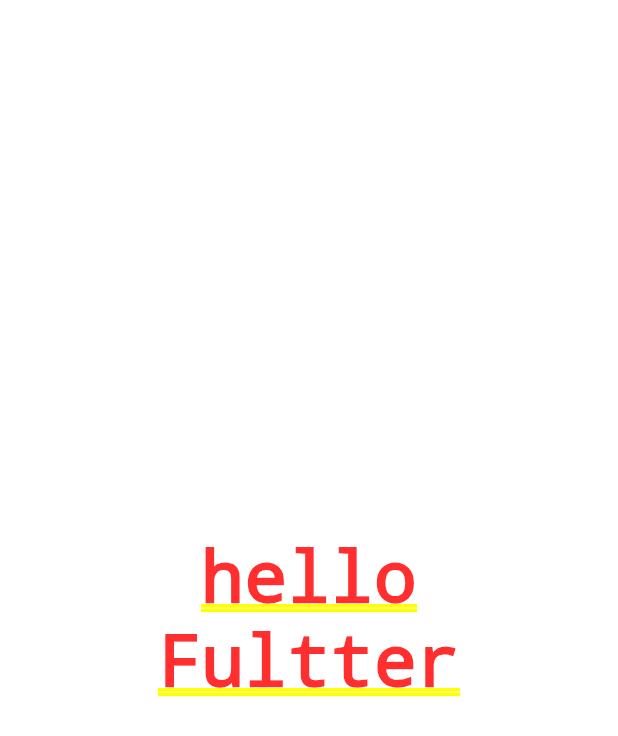
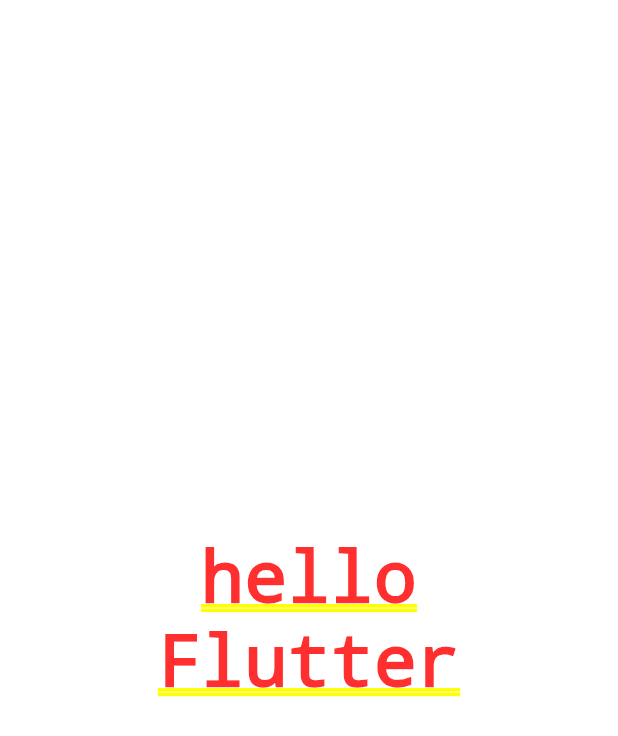
Before and after one commit to kikye04040/first-flutter, a Flutter app: the screen it shows after launch, on a phone screen of 412 x 824 dp. Shown: the top 736 px of the screen. Run offline on Flutter 3.47's test engine with Material 3 defaults, Android fonts, the phone set to English and light mode, and no system bars.

Commit message:
feat: 컨테이너 사용

```diff
--- a/lib/main.dart
+++ b/lib/main.dart
@@ -31,9 +31,11 @@ class MyApp extends StatelessWidget {
         colorScheme: ColorScheme.fromSeed(seedColor: Colors.deepPurple),
         useMaterial3: true,
       ),
-      home: Center(
-        child: Text('hello\nFultter', textAlign: TextAlign.center),
-      ),
+      home: Container(
+        child: Center(
+          child: Text('hello\nFlutter', textAlign: TextAlign.center),
+        )
+      )
     );
   }
 }
```
